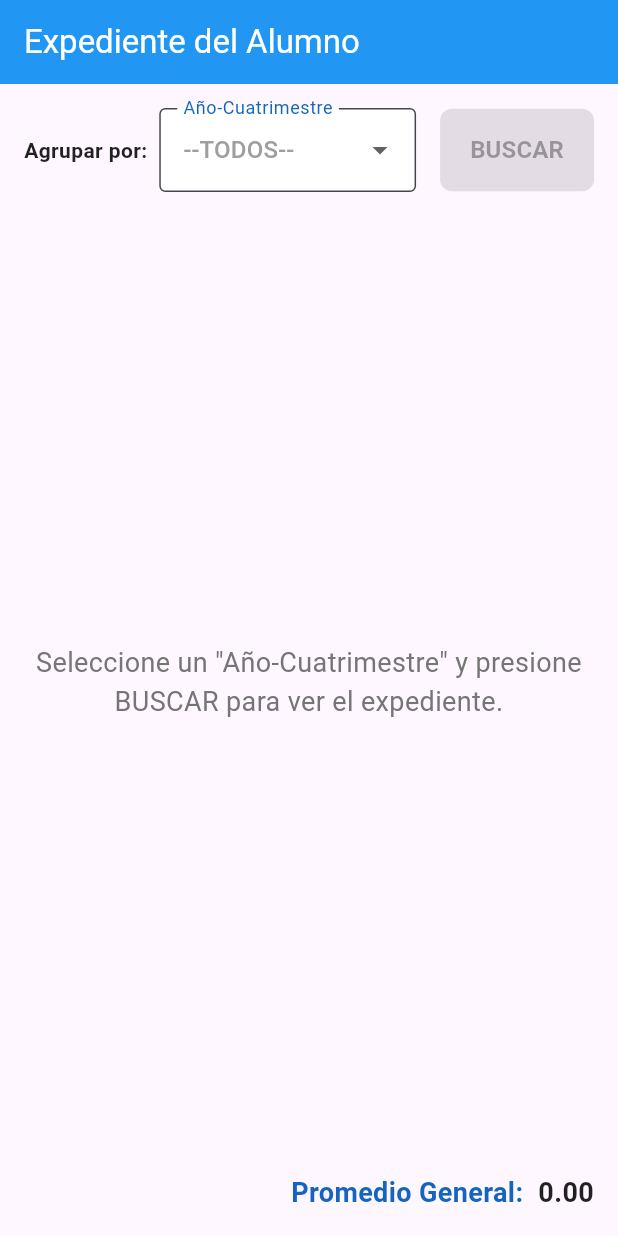
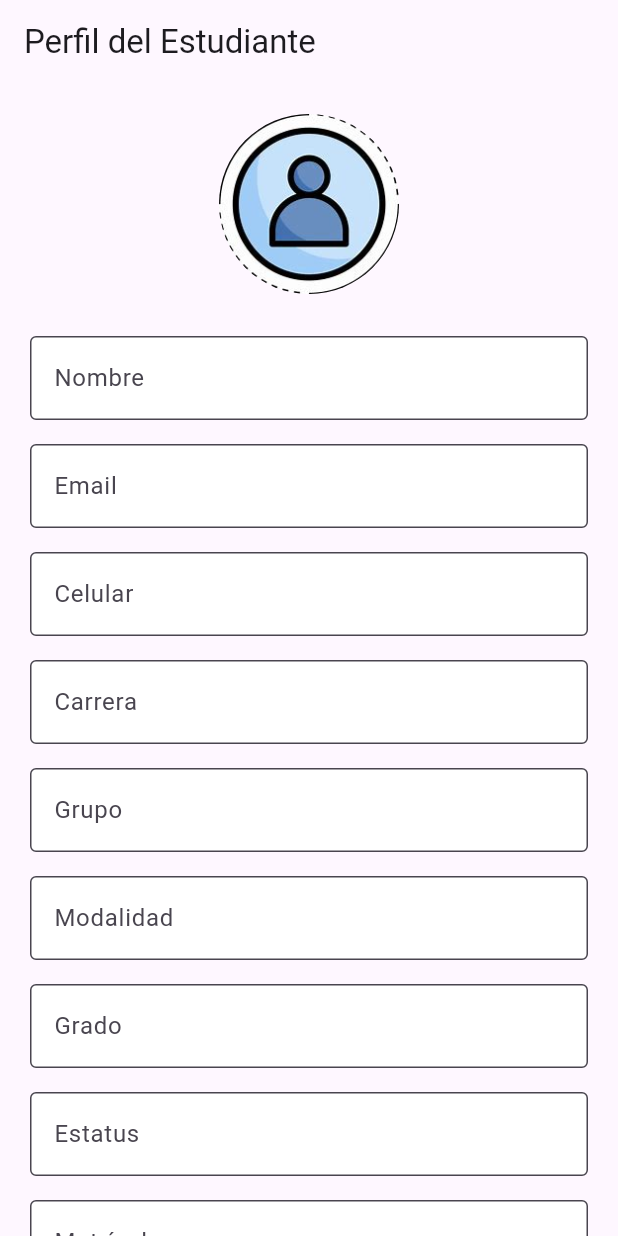
Before and after one commit to triboy91/app_class, a Flutter app: the screen it shows after launch, on a phone screen of 412 x 824 dp. Run offline on Flutter 3.47's test engine with Material 3 defaults, Android fonts, the phone set to English and light mode, and no system bars.

Commit message:
agregue pantalla student

```diff
--- a/App/lib/main.dart
+++ b/App/lib/main.dart
@@ -12,7 +12,7 @@
   Widget build(BuildContext context) {
     return const MaterialApp(
       debugShowCheckedModeBanner: false,
-      home: LoadPage(), // Solo llama a LoadPage, todo se maneja ahí
+      home: LoadPage(), // 👈 Carga primero esta pantalla
     );
   }
 }
--- /dev/null
+++ b/App/lib/pages/student.dart
@@ -0,0 +1,100 @@
+import 'package:flutter/material.dart';
+import 'package:cesunapp/pages/load_page.dart'; // Mantienes solo esta pantalla
+
+class PerfilUsuarioScreen extends StatefulWidget {
+  const PerfilUsuarioScreen({super.key});
+
+  @override
+  State<PerfilUsuarioScreen> createState() => _PerfilUsuarioScreenState();
+}
+
+class _PerfilUsuarioScreenState extends State<PerfilUsuarioScreen> {
+  final _formKey = GlobalKey<FormState>();
+
+  // Controladores vacíos para que el usuario llene los datos
+  final TextEditingController _nombreController = TextEditingController();
+  final TextEditingController _emailController = TextEditingController();
+  final TextEditingController _celularController = TextEditingController();
+  final TextEditingController _carreraController = TextEditingController();
+  final TextEditingController _grupoController = TextEditingController();
+  final TextEditingController _modalidadController = TextEditingController();
+  final TextEditingController _gradoController = TextEditingController();
+  final TextEditingController _estatusController = TextEditingController();
+  final TextEditingController _matriculaController = TextEditingController();
+
+  @override
+  Widget build(BuildContext context) {
+    return Scaffold(
+      appBar: AppBar(title: const Text('Perfil del Estudiante')),
+      body: SingleChildScrollView(
+        padding: const EdgeInsets.all(20),
+        child: Form(
+          key: _formKey,
+          child: Column(
+            children: [
+              const CircleAvatar(
+                radius: 60,
+                backgroundImage: AssetImage('assets/images/usuario.png'),
+                backgroundColor: Colors.transparent,
+              ),
+              const SizedBox(height: 20),
+
+              _buildTextField('Nombre', _nombreController),
+              _buildTextField('Email', _emailController, keyboardType: TextInputType.emailAddress),
+              _buildTextField('Celular', _celularController, keyboardType: TextInputType.phone),
+              _buildTextField('Carrera', _carreraController),
+              _buildTextField('Grupo', _grupoController),
+              _buildTextField('Modalidad', _modalidadController),
+              _buildTextField('Grado', _gradoController),
+              _buildTextField('Estatus', _estatusController),
+              _buildTextField('Matrícula', _matriculaController),
+
+              const SizedBox(height: 20),
+
+              ElevatedButton(
+                onPressed: () {
+                  if (_formKey.currentState!.validate()) {
+                    ScaffoldMessenger.of(context).showSnackBar(
+                      const SnackBar(content: Text('Datos guardados')),
+                    );
+                  }
+                },
+                child: const Text('GUARDAR DATOS'),
+              ),
+
+              const SizedBox(height: 30),
+
+              ElevatedButton.icon(
+                icon: const Icon(Icons.sync),
+                label: const Text('CARGA'),
+                onPressed: () {
+                  Navigator.push(
+                    context,
+                    MaterialPageRoute(builder: (_) => const LoadPage()),
+                  );
+                },
+              ),
+            ],
+          ),
+        ),
+      ),
+    );
+  }
+
+  Widget _buildTextField(String label, TextEditingController controller, {TextInputType? keyboardType}) {
+    return Padding(
+      padding: const EdgeInsets.symmetric(vertical: 8),
+      child: TextFormField(
+        controller: controller,
+        keyboardType: keyboardType,
+        decoration: InputDecoration(
+          labelText: label,
+          border: const OutlineInputBorder(),
+          fillColor: Colors.white,
+          filled: true,
+        ),
+        validator: (value) => value == null || value.isEmpty ? 'Campo requerido' : null,
+      ),
+    );
+  }
+}
--- a/App/pubspec.yaml
+++ b/App/pubspec.yaml
@@ -62,6 +62,7 @@
   assets:
     - assets/jsons/
     - assets/images/
+    - assets/images/
 
   # An image asset can refer to one or more resolution-specific "variants", see
   # https://flutter.dev/to/resolution-aware-images
```
Also changed, not shown: App/lib/pages/load_page.dart (+18 -18 lines), App/assets/images/usuario.png (added), 1 other file.
